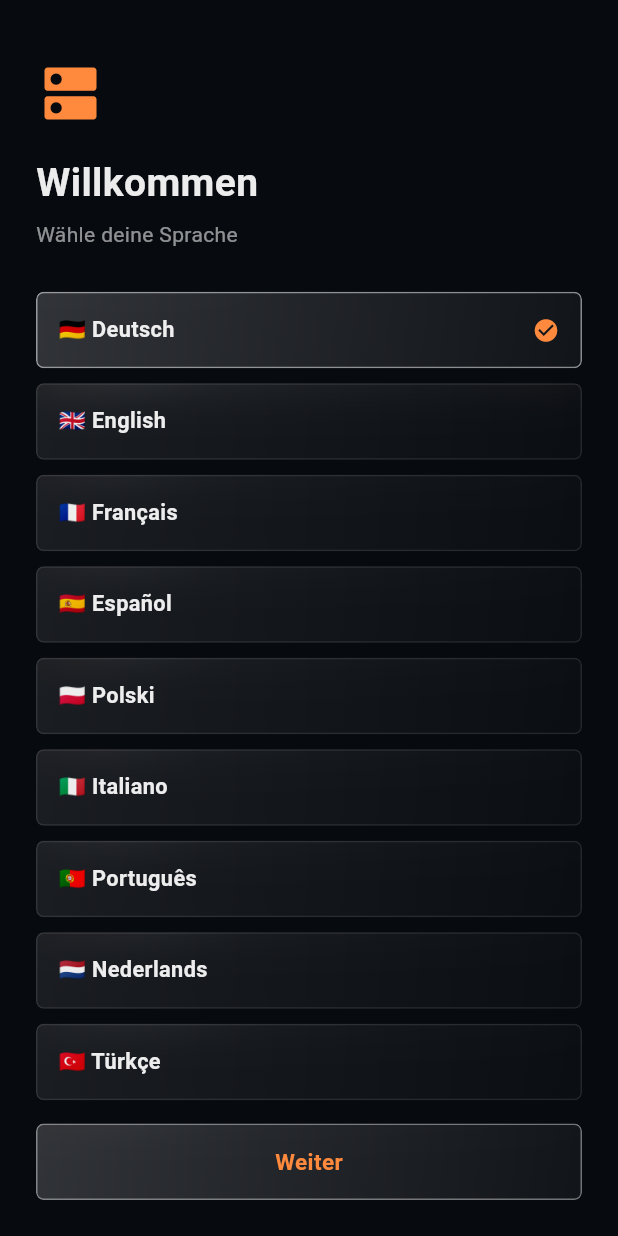
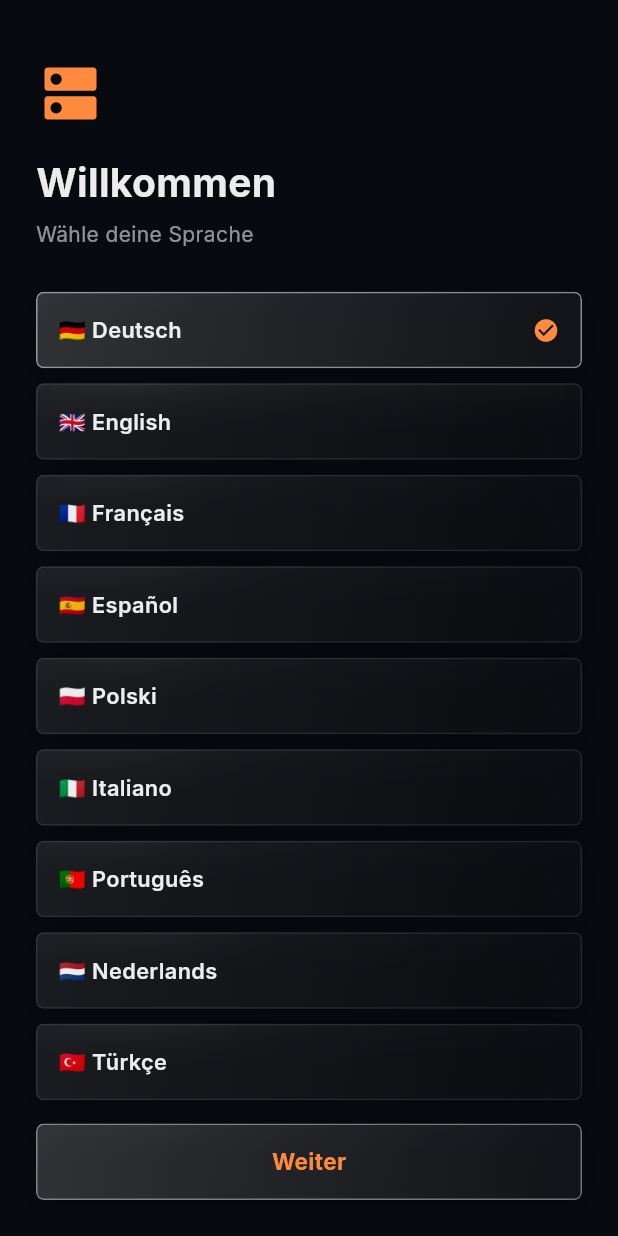
Before and after one commit to capo2001/fivem-browser, a Flutter app: the screen it shows after launch, after a tap on an icon or button, on a phone screen of 412 x 824 dp. Run offline on Flutter 3.47's test engine with Material 3 defaults, Android fonts, the phone set to English and light mode, and no system bars; our stand-ins replace audioplayers, flutter_local_notifications, google_fonts, share_plus, shared_preferences; missing offline and left inert: home_widget, quick_actions, workmanager; network calls fail.

Commit message:
Professional UI overhaul: typography, transitions, motion, splash
- Apply Inter typeface app-wide via ThemeData.textTheme (google_fonts)
- Add a smooth global page-transition theme (fade + subtle slide) so every
  navigation gets a polished feel without touching individual call sites
- Centralize switch/slider styling in ThemeData for consistent, modern
  controls everywhere; drop now-redundant per-widget SliderTheme overrides
- Give every GlassPanel surface a soft drop shadow for real depth
- Rework the splash screen: real app icon with a scale+fade entrance
  animation and a soft accent glow, instead of a generic icon
- Regenerate the startup sound as a smooth rising "brand" swell that
  resolves into a soft open chord, instead of a 4-note arpeggio that read
  as a notification ping
- Add a subtle press-scale micro-interaction to every tappable element via
  the shared SoundInkWell widget
- Add focus-state styling to the server list search bar (animated accent
  border + icon color on focus)

```diff
--- a/lib/main.dart
+++ b/lib/main.dart
@@ -15,6 +15,7 @@ import 'package:share_plus/share_plus.dart';
 import 'package:audioplayers/audioplayers.dart';
 import 'package:quick_actions/quick_actions.dart';
 import 'package:home_widget/home_widget.dart';
+import 'package:google_fonts/google_fonts.dart';
 
 const Color _kDarkBg = Color(0xFF070A0F);
 const Color _kDarkSurface = Color(0xFF10141C);
@@ -513,7 +514,7 @@ class WidgetService {
 // taps make a sound app-wide; it forwards the same handful of named
 // parameters actually used across the codebase (onTap, onLongPress,
 // borderRadius, child).
-class SoundInkWell extends StatelessWidget {
+class SoundInkWell extends StatefulWidget {
   final VoidCallback? onTap;
   final VoidCallback? onLongPress;
   final BorderRadius? borderRadius;
@@ -533,22 +534,36 @@ class SoundInkWell extends StatelessWidget {
   }
 
   @override
+  State<SoundInkWell> createState() => _SoundInkWellState();
+}
+
+class _SoundInkWellState extends State<SoundInkWell> {
+  bool _pressed = false;
+
+  @override
   Widget build(BuildContext context) {
-    return InkWell(
-      onTap: onTap == null
+    final interactive = widget.onTap != null || widget.onLongPress != null;
+    return AnimatedScale(
+      scale: _pressed ? 0.96 : 1.0,
+      duration: const Duration(milliseconds: 110),
+      curve: Curves.easeOut,
+      child: InkWell(
+        onTap: widget.onTap == null
             ? null
             : () {
-              _feedback();
-              onTap!();
+                SoundInkWell._feedback();
+                widget.onTap!();
               },
-      onLongPress: onLongPress == null
+        onLongPress: widget.onLongPress == null
             ? null
             : () {
-              _feedback();
-              onLongPress!();
+                SoundInkWell._feedback();
+                widget.onLongPress!();
               },
-      borderRadius: borderRadius,
-      child: child,
+        onHighlightChanged: interactive ? (value) => setState(() => _pressed = value) : null,
+        borderRadius: widget.borderRadius,
+        child: widget.child,
+      ),
     );
   }
 }
@@ -722,6 +737,35 @@ void main() {
   });
 }
 
+// Subtle fade + upward-slide transition used for every push/pop app-wide,
+// set once via ThemeData.pageTransitionsTheme instead of touching every
+// individual Navigator.push call site.
+class _SmoothPageTransitionsBuilder extends PageTransitionsBuilder {
+  const _SmoothPageTransitionsBuilder();
+
+  @override
+  Widget buildTransitions<T>(
+    PageRoute<T> route,
+    BuildContext context,
+    Animation<double> animation,
+    Animation<double> secondaryAnimation,
+    Widget child,
+  ) {
+    final incoming = CurvedAnimation(parent: animation, curve: Curves.easeOutCubic, reverseCurve: Curves.easeInCubic);
+    final outgoing = CurvedAnimation(parent: secondaryAnimation, curve: Curves.easeOutCubic);
+    return FadeTransition(
+      opacity: incoming,
+      child: SlideTransition(
+        position: Tween<Offset>(begin: const Offset(0, 0.035), end: Offset.zero).animate(incoming),
+        child: FadeTransition(
+          opacity: Tween<double>(begin: 1.0, end: 0.85).animate(outgoing),
+          child: child,
+        ),
+      ),
+    );
+  }
+}
+
 final GlobalKey<NavigatorState> appNavigatorKey = GlobalKey<NavigatorState>();
 
 class FivemBrowserApp extends StatefulWidget {
@@ -816,13 +860,39 @@ class _FivemBrowserAppState extends State<FivemBrowserApp> with WidgetsBindingOb
             ),
             splashFactory: NoSplash.splashFactory,
             highlightColor: Colors.transparent,
-            textTheme: base.textTheme.apply(
+            textTheme: GoogleFonts.interTextTheme(base.textTheme).apply(
               bodyColor: kFgAlpha(0.92),
               displayColor: kFg,
               fontSizeFactor: 0.93,
             ),
             dividerColor: kFgAlpha(0.08),
             useMaterial3: true,
+            pageTransitionsTheme: const PageTransitionsTheme(
+              builders: {
+                TargetPlatform.android: _SmoothPageTransitionsBuilder(),
+                TargetPlatform.iOS: _SmoothPageTransitionsBuilder(),
+              },
+            ),
+            switchTheme: SwitchThemeData(
+              thumbColor: WidgetStateProperty.resolveWith((states) {
+                if (states.contains(WidgetState.selected)) return kAccent;
+                return isDark ? Colors.white : kFgAlpha(0.9);
+              }),
+              trackColor: WidgetStateProperty.resolveWith((states) {
+                if (states.contains(WidgetState.selected)) return kAccent.withValues(alpha: 0.35);
+                return kFgAlpha(0.12);
+              }),
+              trackOutlineColor: WidgetStateProperty.all(Colors.transparent),
+            ),
+            sliderTheme: SliderThemeData(
+              activeTrackColor: kAccent,
+              inactiveTrackColor: kFgAlpha(0.14),
+              thumbColor: kAccent,
+              overlayColor: kAccent.withValues(alpha: 0.15),
+              trackHeight: 3,
+              thumbShape: const RoundSliderThumbShape(enabledThumbRadius: 7.5),
+              overlayShape: const RoundSliderOverlayShape(overlayRadius: 16),
+            ),
           ),
           builder: (context, child) {
             return MediaQuery(
@@ -844,12 +914,21 @@ class SplashPage extends StatefulWidget {
   State<SplashPage> createState() => _SplashPageState();
 }
 
-class _SplashPageState extends State<SplashPage> {
+class _SplashPageState extends State<SplashPage> with SingleTickerProviderStateMixin {
+  late final AnimationController _controller = AnimationController(
+    vsync: this,
+    duration: const Duration(milliseconds: 750),
+  );
+  late final Animation<double> _scale = CurvedAnimation(parent: _controller, curve: Curves.easeOutBack);
+  late final Animation<double> _logoFade = CurvedAnimation(parent: _controller, curve: const Interval(0.0, 0.55, curve: Curves.easeOut));
+  late final Animation<double> _textFade = CurvedAnimation(parent: _controller, curve: const Interval(0.45, 1.0, curve: Curves.easeOut));
+
   @override
   void initState() {
     super.initState();
     SoundService.playSplash();
-    Future.delayed(const Duration(milliseconds: 800), () {
+    _controller.forward();
+    Future.delayed(const Duration(milliseconds: 1150), () {
       if (!mounted) return;
       Navigator.of(context).pushReplacement(
         MaterialPageRoute(
@@ -860,11 +939,67 @@ class _SplashPageState extends State<SplashPage> {
   }
 
   @override
+  void dispose() {
+    _controller.dispose();
+    super.dispose();
+  }
+
+  @override
   Widget build(BuildContext context) {
     return Scaffold(
       backgroundColor: kBg,
       body: Center(
-        child: Icon(Icons.dns, size: 64, color: kAccent),
+        child: AnimatedBuilder(
+          animation: _controller,
+          builder: (context, _) {
+            return Stack(
+              alignment: Alignment.center,
+              children: [
+                FadeTransition(
+                  opacity: _logoFade,
+                  child: Container(
+                    width: 170,
+                    height: 170,
+                    decoration: BoxDecoration(
+                      shape: BoxShape.circle,
+                      gradient: RadialGradient(
+                        colors: [kAccent.withValues(alpha: 0.20), kAccent.withValues(alpha: 0.0)],
+                      ),
+                    ),
+                  ),
+                ),
+                Column(
+                  mainAxisSize: MainAxisSize.min,
+                  children: [
+                    FadeTransition(
+                      opacity: _logoFade,
+                      child: ScaleTransition(
+                        scale: _scale,
+                        child: ClipRRect(
+                          borderRadius: BorderRadius.circular(22),
+                          child: Image.asset(
+                            'assets/icon/app_icon.png',
+                            width: 88,
+                            height: 88,
+                            fit: BoxFit.cover,
+                          ),
+                        ),
+                      ),
+                    ),
+                    const SizedBox(height: 18),
+                    FadeTransition(
+                      opacity: _textFade,
+                      child: Text(
+                        tr('appName'),
+                        style: TextStyle(fontSize: 19, fontWeight: FontWeight.w700, color: kFg, letterSpacing: -0.2),
+                      ),
+                    ),
+                  ],
+                ),
+              ],
+            );
+          },
+        ),
       ),
     );
   }
@@ -1513,7 +1648,18 @@ class GlassPanel extends StatelessWidget {
 
   @override
   Widget build(BuildContext context) {
-    return ClipRRect(
+    return DecoratedBox(
+      decoration: BoxDecoration(
+        borderRadius: borderRadius,
+        boxShadow: [
+          BoxShadow(
+            color: Colors.black.withValues(alpha: AppState.I.isDark ? 0.28 : 0.06),
+            blurRadius: 16,
+            offset: const Offset(0, 5),
+          ),
+        ],
+      ),
+      child: ClipRRect(
         borderRadius: borderRadius,
         child: BackdropFilter(
           filter: ImageFilter.blur(sigmaX: blur, sigmaY: blur),
@@ -1535,6 +1681,7 @@ class GlassPanel extends StatelessWidget {
               ),
             ),
             child: child,
+          ),
         ),
       ),
     );
@@ -1701,6 +1848,7 @@ class _ServerListPageState extends State<ServerListPage> {
 
   bool _filtersOpen = false;
   final TextEditingController _searchCtrl = TextEditingController();
+  final FocusNode _searchFocus = FocusNode();
   bool _hideEmpty = false;
   bool _hideFull = false;
   String? _selectedCountry;
@@ -1724,6 +1872,7 @@ class _ServerListPageState extends State<ServerListPage> {
     _load();
     if (widget.initialSearch != null) _searchCtrl.text = widget.initialSearch!;
     _searchCtrl.addListener(() => setState(() {}));
+    _searchFocus.addListener(() => setState(() {}));
     _secondsUntilRefresh = _autoRefreshSeconds;
     // A single 1s ticker both drives the countdown display and triggers
     // the refresh itself (instead of a separate 60s Timer.periodic), so
@@ -1745,6 +1894,7 @@ class _ServerListPageState extends State<ServerListPage> {
   @override
   void dispose() {
     _searchCtrl.dispose();
+    _searchFocus.dispose();
     _countdownTimer?.cancel();
     super.dispose();
   }
@@ -1926,15 +2076,22 @@ class _ServerListPageState extends State<ServerListPage> {
             ],
           ),
           const SizedBox(height: 10),
-          GlassPanel(
+          TweenAnimationBuilder<double>(
+            tween: Tween<double>(begin: 0, end: _searchFocus.hasFocus ? 1.0 : 0.0),
+            duration: const Duration(milliseconds: 200),
+            curve: Curves.easeOut,
+            builder: (context, t, _) {
+              return GlassPanel(
                 padding: const EdgeInsets.symmetric(horizontal: 10),
+                borderOpacity: 0.10 + 0.35 * t,
                 child: Row(
                   children: [
-                Icon(Icons.search, size: 18, color: kFgAlpha(0.5)),
+                    Icon(Icons.search, size: 18, color: Color.lerp(kFgAlpha(0.5), kAccent, t)),
                     const SizedBox(width: 6),
                     Expanded(
                       child: TextField(
                         controller: _searchCtrl,
+                        focusNode: _searchFocus,
                         style: const TextStyle(fontSize: 14),
                         textInputAction: TextInputAction.search,
                         onSubmitted: (v) => AppState.I.addSearchTerm(v),
@@ -1952,6 +2109,8 @@ class _ServerListPageState extends State<ServerListPage> {
                       ),
                   ],
                 ),
+              );
+            },
           ),
         ],
       ),
@@ -3953,13 +4112,6 @@ class _FavoritesPageState extends State<FavoritesPage> {
               Row(
                 children: [
                   Expanded(
-                    child: SliderTheme(
-                      data: SliderTheme.of(context).copyWith(
-                        activeTrackColor: kAccent,
-                        inactiveTrackColor: kFgAlpha(0.15),
-                        thumbColor: kAccent,
-                        overlayColor: kAccent.withValues(alpha: 0.15),
-                      ),
                     child: Slider(
                       value: _thresholdFor(code).toDouble().clamp(1, 2000),
                       min: 1,
@@ -3969,7 +4121,6 @@ class _FavoritesPageState extends State<FavoritesPage> {
                         await AppState.I.setFavoriteNotifyThreshold(code, v.round());
                         setState(() => _draftThreshold.remove(code));
                       },
-                      ),
                     ),
                   ),
                   SizedBox(
@@ -4088,13 +4239,6 @@ class _SettingsPageState extends State<SettingsPage> {
                       children: [
                         Text('a', style: TextStyle(fontSize: 13, fontWeight: FontWeight.w600, color: kFgAlpha(0.5))),
                         Expanded(
-                          child: SliderTheme(
-                            data: SliderTheme.of(context).copyWith(
-                              activeTrackColor: kAccent,
-                              inactiveTrackColor: kFgAlpha(0.15),
-                              thumbColor: kAccent,
-                              overlayColor: kAccent.withValues(alpha: 0.15),
-                            ),
                           child: Slider(
                             value: AppState.I.textScale,
                             min: 0.8,
@@ -4103,7 +4247,6 @@ class _SettingsPageState extends State<SettingsPage> {
                               AppState.I.setTextScale(v);
                               setState(() {});
                             },
-                            ),
                           ),
                         ),
                         Text('A', style: TextStyle(fontSize: 22, fontWeight: FontWeight.w700, color: kFgAlpha(0.8))),
--- a/pubspec.yaml
+++ b/pubspec.yaml
@@ -1,7 +1,7 @@
 name: fivem_browser
 description: Server browser for the cfx.re / FiveM server list.
 publish_to: "none"
-version: 1.5.0+6
+version: 1.6.0+7
 
 environment:
   sdk: ">=3.3.0 <4.0.0"
@@ -17,6 +17,7 @@ dependencies:
   audioplayers: ^6.1.0
   quick_actions: ^1.0.0
   home_widget: ^0.7.0
+  google_fonts: ^6.2.1
 
 dev_dependencies:
   flutter_test:
```
Also changed, not shown: 1 other file. Lines whose indentation alone changed are shown as unchanged.
